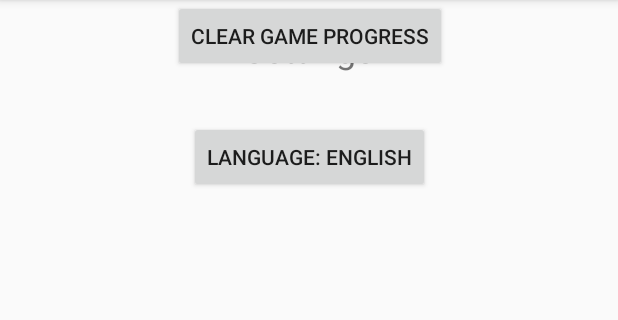
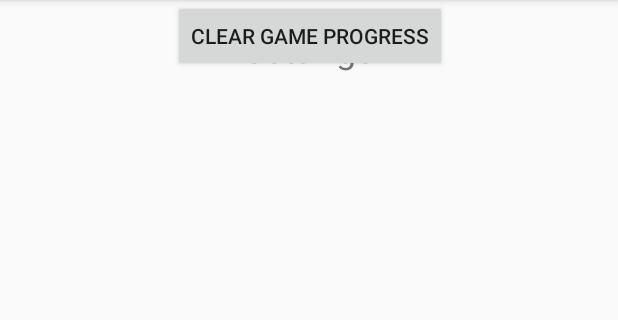
Before and after one commit to Nayzee/semester-project, an Android app: the SettingsActivity screen opened directly, with no data from a screen before it, on a phone screen of 412 x 824 dp, the part 84-404 px from its top. Run offline under Robolectric (Android 15) with nearby library versions, the phone set to English and light mode, and no system bars.

Commit message:
Choice Project 0.6

```diff
--- a/app/src/main/java/com/example/donovan/epicrunningsim/SettingsActivity.java
+++ b/app/src/main/java/com/example/donovan/epicrunningsim/SettingsActivity.java
@@ -1,13 +1,21 @@
 package com.example.donovan.epicrunningsim;
 
+import android.content.res.Configuration;
+import android.content.res.Resources;
+import android.os.Build;
+import android.support.annotation.RequiresApi;
 import android.support.v7.app.AppCompatActivity;
 import android.os.Bundle;
+import android.util.DisplayMetrics;
 import android.view.View;
 import android.widget.Button;
+
+import java.util.Locale;
 
 public class SettingsActivity extends AppCompatActivity {
     //create variable for back button
     private Button backButton;
+    private Button deleteButton;
 
     @Override
     protected void onCreate(Bundle savedInstanceState) {
@@ -19,6 +27,16 @@ public class SettingsActivity extends AppCompatActivity {
 
         //attach button variable to button in layout
         backButton = (Button) findViewById(R.id.btnBack);
+        deleteButton = (Button) findViewById(R.id.btnDelete);
+
+
+
+        deleteButton.setOnClickListener(new View.OnClickListener() {
+            @Override
+            public void onClick(View view) {
+
+            }
+        });
 
         //go back to main activity
         backButton.setOnClickListener(new View.OnClickListener() {
--- a/app/src/main/res/layout/activity_settings.xml
+++ b/app/src/main/res/layout/activity_settings.xml
@@ -18,17 +18,7 @@
         app:layout_constraintTop_toTopOf="parent" />
 
     <Button
-        android:id="@+id/btnLang"
-        android:layout_width="wrap_content"
-        android:layout_height="wrap_content"
-        android:layout_marginTop="32dp"
-        android:text="@string/language_button"
-        app:layout_constraintLeft_toLeftOf="parent"
-        app:layout_constraintRight_toRightOf="parent"
-        app:layout_constraintTop_toBottomOf="@+id/textView" />
-
-    <Button
-        android:id="@+id/button2"
+        android:id="@+id/btnDelete"
         android:layout_width="wrap_content"
         android:layout_height="wrap_content"
         android:layout_marginTop="152dp"
@@ -46,5 +36,5 @@
         android:text="@string/back_button"
         app:layout_constraintLeft_toLeftOf="parent"
         app:layout_constraintRight_toRightOf="parent"
-        app:layout_constraintTop_toBottomOf="@+id/button2" />
+        app:layout_constraintTop_toBottomOf="@+id/btnDelete" />
 </android.support.constraint.ConstraintLayout>
--- /dev/null
+++ b/app/src/main/res/values/integers.xml
@@ -0,0 +1,5 @@
+<?xml version="1.0" encoding="utf-8"?>
+<resources>
+    <integer name="number_of_coins">1</integer>
+    <integer name="number_of_upgrades">1</integer>
+</resources>
--- a/app/src/main/res/values/strings.xml
+++ b/app/src/main/res/values/strings.xml
@@ -5,9 +5,10 @@
     <string name="story">Story</string>
     <string name="back_button">Back</string>
     <string name="story_text">In this game you are a runner who\'s trying to buy a new pair of shoes. You go for runs to earn coins, and use those coins to buy a pair of shoes. You can also buy upgrades with the coins, which allows you to earn more coins per run. Happy running!</string>
-    <string name="language_button">Language: English</string>
     <string name="clear_progress_button">Clear Game Progress</string>
     <string name="results">End Run Results</string>
     <string name="coins_collected">Number of Coins collected:</string>
     <string name="total_coins">Total Coins:</string>
+    <string name="saved_high_score_key">test</string>
+    <string name="number_of_coins">1</string>
 </resources>
```
Also changed, not shown: app/src/main/java/com/example/donovan/epicrunningsim/ResultsActivity.java (+44 -3 lines), 1 other file.
